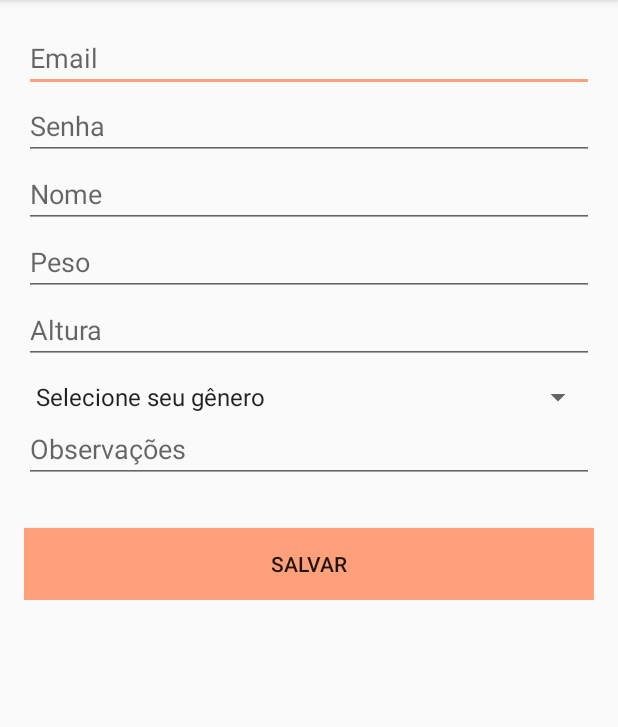
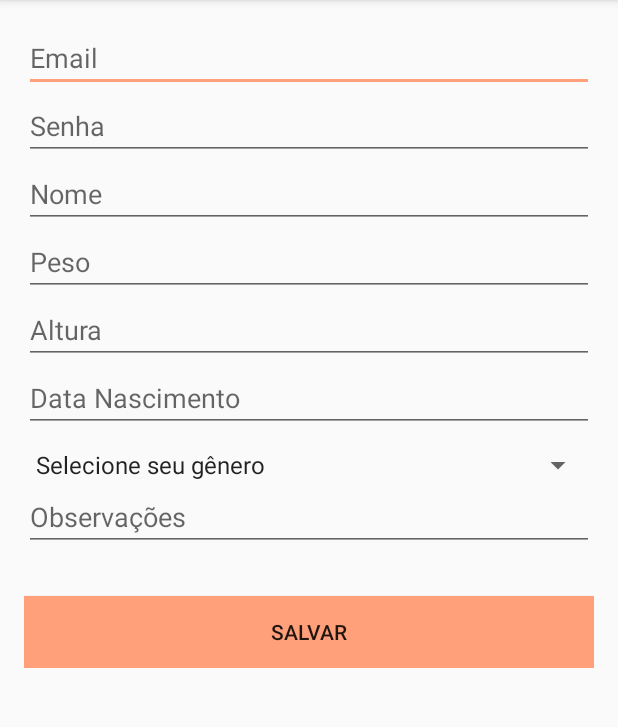
Before and after one commit to ge17/CoopFit, an Android app: the RegisterActivity screen opened directly, with no data from a screen before it, on a phone screen of 412 x 824 dp, the part 84-811 px from its top. Run offline under Robolectric (Android 15) with nearby library versions, the light colour scheme and no system bars.

Commit message:
"Register LAyout add  campo nascimento"

```diff
--- a/app/src/main/res/layout/activity_register.xml
+++ b/app/src/main/res/layout/activity_register.xml
@@ -71,6 +71,15 @@
                 android:singleLine="true"
                 />
 
+            <EditText
+                android:layout_width="match_parent"
+                android:layout_height="wrap_content"
+                android:maxLines="1"
+                android:id="@+id/txt_nasc"
+                android:hint="@string/data_nascimento"
+                android:inputType="date"
+                />
+
             <Spinner
                 android:id="@+id/spinner_genero"
                 android:layout_width="match_parent"
```
